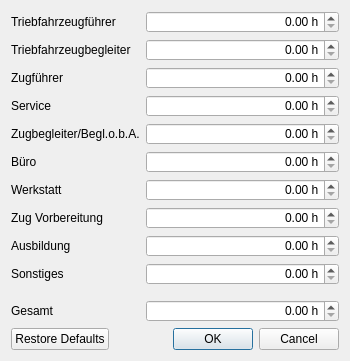
Qt form Programm/minimumhourseditordialog.ui (philjosch/Einsatzplaner) before a commit.
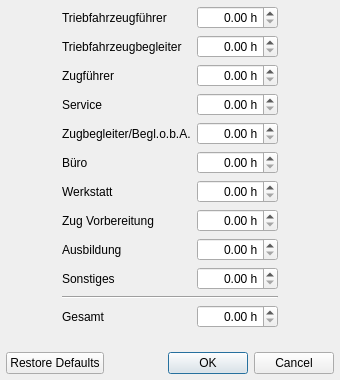
The same form after that commit.

Patch:
```diff
--- a/Programm/minimumhourseditordialog.ui
+++ b/Programm/minimumhourseditordialog.ui
@@ -9,8 +9,8 @@
    <rect>
     <x>0</x>
     <y>0</y>
-    <width>350</width>
-    <height>361</height>
+    <width>340</width>
+    <height>380</height>
    </rect>
   </property>
   <property name="sizePolicy">
@@ -21,31 +21,43 @@
   </property>
   <property name="minimumSize">
    <size>
-    <width>300</width>
-    <height>361</height>
+    <width>340</width>
+    <height>380</height>
    </size>
   </property>
   <property name="maximumSize">
    <size>
-    <width>16777215</width>
-    <height>361</height>
+    <width>340</width>
+    <height>380</height>
    </size>
   </property>
   <property name="windowTitle">
    <string>Mindeststunden bearbeiten</string>
   </property>
-  <layout class="QFormLayout" name="formLayout">
-   <property name="rowWrapPolicy">
-    <enum>QFormLayout::WrapLongRows</enum>
+  <layout class="QGridLayout" name="gridLayout" rowstretch="0,0,0,0,0,0,0,0,0,0,0,0,1,0" columnstretch="1,0,0,1">
+   <property name="leftMargin">
+    <number>6</number>
    </property>
-   <item row="0" column="0">
-    <widget class="QLabel" name="labelTf">
+   <property name="topMargin">
+    <number>6</number>
+   </property>
+   <property name="rightMargin">
+    <number>6</number>
+   </property>
+   <property name="bottomMargin">
+    <number>6</number>
+   </property>
+   <property name="spacing">
+    <number>6</number>
+   </property>
+   <item row="2" column="1">
+    <widget class="QLabel" name="labelZf">
      <property name="text">
-      <string>Triebfahrzeugführer</string>
+      <string>Zugführer</string>
      </property>
     </widget>
    </item>
-   <item row="0" column="1">
+   <item row="0" column="2">
     <widget class="QDoubleSpinBox" name="doubleTf">
      <property name="alignment">
       <set>Qt::AlignRight|Qt::AlignTrailing|Qt::AlignVCenter</set>
@@ -58,14 +70,14 @@
      </property>
     </widget>
    </item>
-   <item row="1" column="0">
+   <item row="1" column="1">
     <widget class="QLabel" name="labelTb">
      <property name="text">
       <string>Triebfahrzeugbegleiter</string>
      </property>
     </widget>
    </item>
-   <item row="1" column="1">
+   <item row="1" column="2">
     <widget class="QDoubleSpinBox" name="doubleTb">
      <property name="alignment">
       <set>Qt::AlignRight|Qt::AlignTrailing|Qt::AlignVCenter</set>
@@ -78,14 +90,7 @@
      </property>
     </widget>
    </item>
-   <item row="2" column="0">
-    <widget class="QLabel" name="labelZf">
-     <property name="text">
-      <string>Zugführer</string>
-     </property>
-    </widget>
-   </item>
-   <item row="2" column="1">
+   <item row="2" column="2">
     <widget class="QDoubleSpinBox" name="doubleZf">
      <property name="alignment">
       <set>Qt::AlignRight|Qt::AlignTrailing|Qt::AlignVCenter</set>
@@ -98,75 +103,55 @@
      </property>
     </widget>
    </item>
-   <item row="3" column="0">
-    <widget class="QLabel" name="labelService">
-     <property name="text">
-      <string>Service</string>
-     </property>
-    </widget>
-   </item>
-   <item row="3" column="1">
-    <widget class="QDoubleSpinBox" name="doubleService">
-     <property name="alignment">
-      <set>Qt::AlignRight|Qt::AlignTrailing|Qt::AlignVCenter</set>
-     </property>
-     <property name="suffix">
-      <string> h</string>
-     </property>
-     <property name="maximum">
-      <double>8760.000000000000000</double>
-     </property>
-    </widget>
-   </item>
-   <item row="4" column="0">
+   <item row="4" column="1">
     <widget class="QLabel" name="labelZub">
      <property name="text">
       <string>Zugbegleiter/Begl.o.b.A.</string>
      </property>
     </widget>
    </item>
-   <item row="4" column="1">
-    <widget class="QDoubleSpinBox" name="doubleZub">
-     <property name="alignment">
-      <set>Qt::AlignRight|Qt::AlignTrailing|Qt::AlignVCenter</set>
+   <item row="13" column="0" colspan="4">
+    <widget class="QDialogButtonBox" name="buttonBox">
+     <property name="orientation">
+      <enum>Qt::Horizontal</enum>
      </property>
-     <property name="suffix">
-      <string> h</string>
+     <property name="standardButtons">
+      <set>QDialogButtonBox::Cancel|QDialogButtonBox::Ok|QDialogButtonBox::RestoreDefaults</set>
      </property>
-     <property name="maximum">
-      <double>8760.000000000000000</double>
+     <property name="centerButtons">
+      <bool>false</bool>
      </property>
     </widget>
    </item>
-   <item row="5" column="0">
+   <item row="0" column="1">
+    <widget class="QLabel" name="labelTf">
+     <property name="text">
+      <string>Triebfahrzeugführer</string>
+     </property>
+    </widget>
+   </item>
+   <item row="5" column="1">
     <widget class="QLabel" name="labelBuero">
      <property name="text">
       <string>Büro</string>
      </property>
     </widget>
    </item>
-   <item row="5" column="1">
-    <widget class="QDoubleSpinBox" name="doubleBuero">
-     <property name="alignment">
-      <set>Qt::AlignRight|Qt::AlignTrailing|Qt::AlignVCenter</set>
+   <item row="5" column="0">
+    <spacer name="horizontalSpacer_2">
+     <property name="orientation">
+      <enum>Qt::Horizontal</enum>
      </property>
-     <property name="suffix">
-      <string> h</string>
+     <property name="sizeHint" stdset="0">
+      <size>
+       <width>31</width>
+       <height>20</height>
+      </size>
      </property>
-     <property name="maximum">
-      <double>8760.000000000000000</double>
-     </property>
-    </widget>
+    </spacer>
    </item>
-   <item row="6" column="0">
-    <widget class="QLabel" name="labelWerkstatt">
-     <property name="text">
-      <string>Werkstatt</string>
-     </property>
-    </widget>
-   </item>
-   <item row="6" column="1">
-    <widget class="QDoubleSpinBox" name="doubleWerkstatt">
+   <item row="11" column="2">
+    <widget class="QDoubleSpinBox" name="doubleGesamt">
      <property name="alignment">
       <set>Qt::AlignRight|Qt::AlignTrailing|Qt::AlignVCenter</set>
      </property>
@@ -178,92 +163,109 @@
      </property>
     </widget>
    </item>
-   <item row="7" column="0">
-    <widget class="QLabel" name="labelZugVorbereiten">
-     <property name="text">
-      <string>Zug Vorbereitung</string>
-     </property>
-    </widget>
-   </item>
-   <item row="7" column="1">
-    <widget class="QDoubleSpinBox" name="doubleZugVorbereiten">
-     <property name="alignment">
-      <set>Qt::AlignRight|Qt::AlignTrailing|Qt::AlignVCenter</set>
-     </property>
-     <property name="suffix">
-      <string> h</string>
-     </property>
-     <property name="maximum">
-      <double>8760.000000000000000</double>
-     </property>
-    </widget>
-   </item>
-   <item row="9" column="0">
-    <widget class="QLabel" name="labelSonstiges">
-     <property name="text">
-      <string>Sonstiges</string>
-     </property>
-    </widget>
-   </item>
-   <item row="9" column="1">
-    <widget class="QDoubleSpinBox" name="doubleSonstiges">
-     <property name="alignment">
-      <set>Qt::AlignRight|Qt::AlignTrailing|Qt::AlignVCenter</set>
-     </property>
-     <property name="suffix">
-      <string> h</string>
-     </property>
-     <property name="maximum">
-      <double>8760.000000000000000</double>
-     </property>
-    </widget>
-   </item>
-   <item row="11" column="0">
+   <item row="11" column="1">
     <widget class="QLabel" name="labelGesamt">
      <property name="text">
       <string>Gesamt</string>
      </property>
     </widget>
    </item>
-   <item row="11" column="1">
-    <widget class="QDoubleSpinBox" name="doubleGesamt">
-     <property name="alignment">
-      <set>Qt::AlignRight|Qt::AlignTrailing|Qt::AlignVCenter</set>
-     </property>
-     <property name="suffix">
-      <string> h</string>
-     </property>
-     <property name="maximum">
-      <double>8760.000000000000000</double>
-     </property>
-    </widget>
-   </item>
-   <item row="10" column="0">
+   <item row="10" column="1" colspan="2">
     <widget class="Line" name="line">
      <property name="orientation">
       <enum>Qt::Horizontal</enum>
      </property>
     </widget>
    </item>
-   <item row="12" column="0" colspan="2">
-    <widget class="QDialogButtonBox" name="buttonBox">
-     <property name="orientation">
-      <enum>Qt::Horizontal</enum>
+   <item row="9" column="2">
+    <widget class="QDoubleSpinBox" name="doubleSonstiges">
+     <property name="alignment">
+      <set>Qt::AlignRight|Qt::AlignTrailing|Qt::AlignVCenter</set>
      </property>
-     <property name="standardButtons">
-      <set>QDialogButtonBox::Cancel|QDialogButtonBox::Ok|QDialogButtonBox::RestoreDefaults</set>
+     <property name="suffix">
+      <string> h</string>
      </property>
+     <property name="maximum">
+      <double>8760.000000000000000</double>
+     </property>
     </widget>
    </item>
-   <item row="8" column="0">
+   <item row="9" column="1">
+    <widget class="QLabel" name="labelSonstiges">
+     <property name="text">
+      <string>Sonstiges</string>
+     </property>
+    </widget>
+   </item>
+   <item row="8" column="2">
+    <widget class="QDoubleSpinBox" name="doubleAusbildung">
+     <property name="alignment">
+      <set>Qt::AlignRight|Qt::AlignTrailing|Qt::AlignVCenter</set>
+     </property>
+     <property name="suffix">
+      <string> h</string>
+     </property>
+     <property name="maximum">
+      <double>8760.000000000000000</double>
+     </property>
+    </widget>
+   </item>
+   <item row="3" column="2">
+    <widget class="QDoubleSpinBox" name="doubleService">
+     <property name="alignment">
+      <set>Qt::AlignRight|Qt::AlignTrailing|Qt::AlignVCenter</set>
+     </property>
+     <property name="suffix">
+      <string> h</string>
+     </property>
+     <property name="maximum">
+      <double>8760.000000000000000</double>
+     </property>
+    </widget>
+   </item>
+   <item row="7" column="2">
+    <widget class="QDoubleSpinBox" name="doubleZugVorbereiten">
+     <property name="alignment">
+      <set>Qt::AlignRight|Qt::AlignTrailing|Qt::AlignVCenter</set>
+     </property>
+     <property name="suffix">
+      <string> h</string>
+     </property>
+     <property name="maximum">
+      <double>8760.000000000000000</double>
+     </property>
+    </widget>
+   </item>
+   <item row="7" column="1">
+    <widget class="QLabel" name="labelZugVorbereiten">
+     <property name="text">
+      <string>Zug Vorbereitung</string>
+     </property>
+    </widget>
+   </item>
+   <item row="8" column="1">
     <widget class="QLabel" name="labelAusbildung">
      <property name="text">
       <string>Ausbildung</string>
      </property>
     </widget>
    </item>
-   <item row="8" column="1">
-    <widget class="QDoubleSpinBox" name="doubleAusbildung">
+   <item row="6" column="1">
+    <widget class="QLabel" name="labelWerkstatt">
+     <property name="text">
+      <string>Werkstatt</string>
+     </property>
+    </widget>
+   </item>
+   <item row="3" column="1">
+    <widget class="QLabel" name="labelService">
+     <property name="text">
+      <string>Service</string>
+     </property>
+    </widget>
+   </item>
+   <item row="5" column="2">
+    <widget class="QDoubleSpinBox" name="doubleBuero">
      <property name="alignment">
       <set>Qt::AlignRight|Qt::AlignTrailing|Qt::AlignVCenter</set>
      </property>
@@ -275,6 +277,58 @@
      </property>
     </widget>
    </item>
+   <item row="5" column="3">
+    <spacer name="horizontalSpacer">
+     <property name="orientation">
+      <enum>Qt::Horizontal</enum>
+     </property>
+     <property name="sizeHint" stdset="0">
+      <size>
+       <width>30</width>
+       <height>20</height>
+      </size>
+     </property>
+    </spacer>
+   </item>
+   <item row="6" column="2">
+    <widget class="QDoubleSpinBox" name="doubleWerkstatt">
+     <property name="alignment">
+      <set>Qt::AlignRight|Qt::AlignTrailing|Qt::AlignVCenter</set>
+     </property>
+     <property name="suffix">
+      <string> h</string>
+     </property>
+     <property name="maximum">
+      <double>8760.000000000000000</double>
+     </property>
+    </widget>
+   </item>
+   <item row="4" column="2">
+    <widget class="QDoubleSpinBox" name="doubleZub">
+     <property name="alignment">
+      <set>Qt::AlignRight|Qt::AlignTrailing|Qt::AlignVCenter</set>
+     </property>
+     <property name="suffix">
+      <string> h</string>
+     </property>
+     <property name="maximum">
+      <double>8760.000000000000000</double>
+     </property>
+    </widget>
+   </item>
+   <item row="12" column="1" colspan="2">
+    <spacer name="verticalSpacer">
+     <property name="orientation">
+      <enum>Qt::Vertical</enum>
+     </property>
+     <property name="sizeHint" stdset="0">
+      <size>
+       <width>20</width>
+       <height>0</height>
+      </size>
+     </property>
+    </spacer>
+   </item>
   </layout>
  </widget>
  <resources/>
```
Left out of the diff: 15 changed lines with no effect on the pictures.
